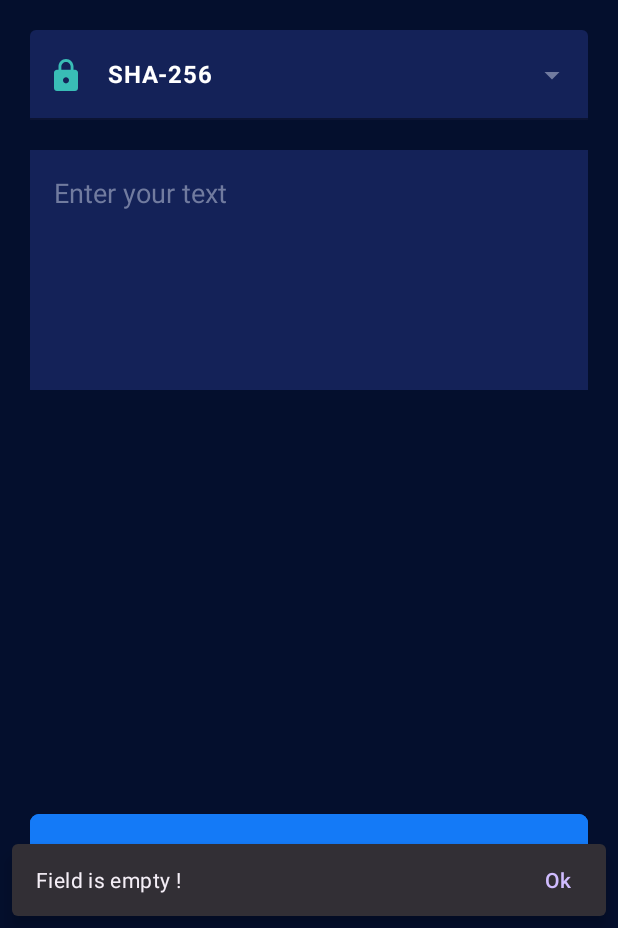
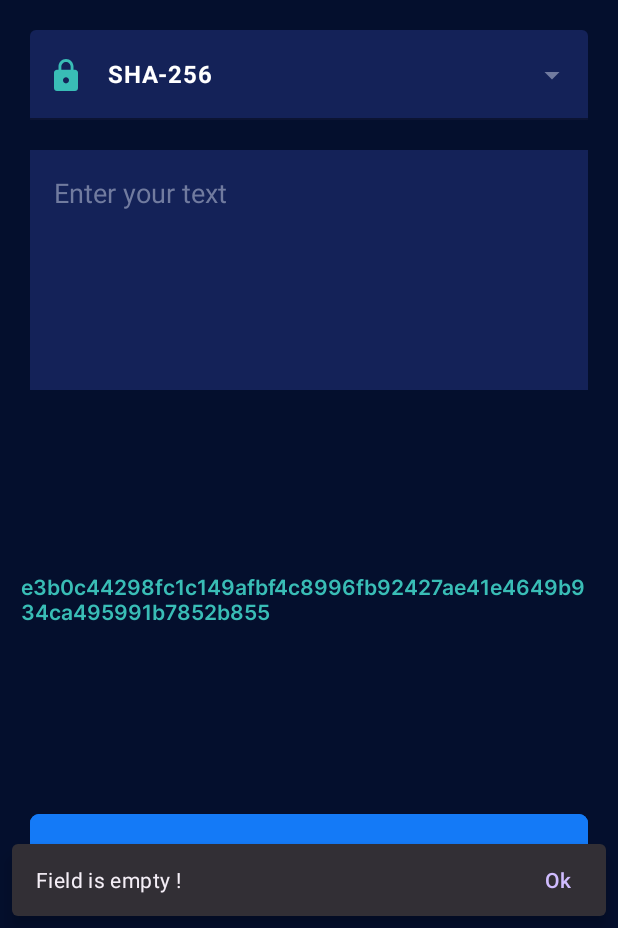
Before and after one commit to MohamedElattar22/Hash_Generator, an Android app: the screen it shows after launch (HashGenerateActivity before the commit, Hash_Generate_Activity after it), after a tap on "GENERATE", on a phone screen of 412 x 824 dp, the part 308-1236 px from its top. Run offline under Robolectric (Android 15) with nearby library versions, the phone set to English and light mode, and no system bars.

Commit message:
Revert "Ashrakat"

```diff
--- a/app/build.gradle.kts
+++ b/app/build.gradle.kts
@@ -47,7 +47,4 @@ dependencies {
     testImplementation("junit:junit:4.13.2")
     androidTestImplementation("androidx.test.ext:junit:1.1.5")
     androidTestImplementation("androidx.test.espresso:espresso-core:3.5.1")
-
-    implementation ("org.aviran.cookiebar2:cookiebar2:1.1.4")
-
 }
--- a/app/src/main/AndroidManifest.xml
+++ b/app/src/main/AndroidManifest.xml
@@ -13,10 +13,7 @@
         android:theme="@style/Theme.Hash_test"
         tools:targetApi="31">
         <activity
-            android:name=".ResultActivity"
-            android:exported="false" />
-        <activity
-            android:name=".HashGenerateActivity"
+            android:name=".Hash_Generate_Activity"
             android:exported="false" />
         <activity
             android:name=".SplashScreen"
--- a/app/src/main/java/com/mobjoy/hash_test/HashGenerateActivity.kt
+++ /dev/null
@@ -1,76 +0,0 @@
-package com.mobjoy.hash_test
-
-import android.content.Context
-import android.content.Intent
-import android.os.Bundle
-import android.widget.ArrayAdapter
-import androidx.appcompat.app.AppCompatActivity
-import com.google.android.material.snackbar.Snackbar
-import com.mobjoy.hash_test.databinding.ActivityHashGenerateBinding
-
-class HashGenerateActivity : AppCompatActivity() {
-    private lateinit var viewBinding: ActivityHashGenerateBinding
-    override fun onCreate(savedInstanceState: Bundle?) {
-        super.onCreate(savedInstanceState)
-        viewBinding = ActivityHashGenerateBinding.inflate(layoutInflater)
-        setContentView(viewBinding.root)
-
-        initViews()
-    }
-
-    private fun initViews() {
-        initAdapter()
-        callButton()
-    }
-
-    private fun initAdapter() {
-        val hashAlgorithms = resources.getStringArray(R.array.hash_algorithms)
-        val arrayAdapter = ArrayAdapter(this, R.layout.drop_down_item, hashAlgorithms)
-        viewBinding.autoCompleteTV.setAdapter(arrayAdapter)
-    }
-
-    private fun callButton() {
-        viewBinding.generate.setOnClickListener {
-            generateHashing()
-        }
-    }
-
-    private fun generateHashing() {
-        if (viewBinding.planeText.text.isNullOrBlank()) {
-            showSnackBar("Field is empty !")
-        } else {
-
-            navigateToResultActivity()
-            shareHashToResultActivity()
-        }
-
-    }
-
-    private fun shareHashToResultActivity() {
-        val algorithm = viewBinding.autoCompleteTV.text.toString()
-        val plainText = viewBinding.planeText.text.toString()
-        val generate = Algorithms().getHash(plainText, algorithm)
-        val sharedPref = getSharedPreferences("hash", Context.MODE_PRIVATE)
-        val editor = sharedPref.edit()
-        editor.putString("hash", generate)
-        editor.apply()
-
-    }
-
-    private fun navigateToResultActivity() {
-        val intent = Intent(this, ResultActivity::class.java)
-        startActivity(intent)
-    }
-
-
-    private fun showSnackBar(msg: String) {
-        val snackBar = Snackbar.make(
-            viewBinding.root,
-            msg,
-            Snackbar.LENGTH_SHORT
-        )
-        snackBar.setAction("Ok") {}
-        snackBar.show()
-    }
-
-}
--- /dev/null
+++ b/app/src/main/java/com/mobjoy/hash_test/Hash_Generate_Activity.kt
@@ -0,0 +1,62 @@
+package com.mobjoy.hash_test
+
+import androidx.appcompat.app.AppCompatActivity
+import android.os.Bundle
+import android.view.MenuItem
+import android.widget.ArrayAdapter
+import android.widget.Toast
+import com.google.android.material.snackbar.Snackbar
+import com.mobjoy.hash_test.databinding.ActivityHashGenerateBinding
+
+class Hash_Generate_Activity : AppCompatActivity() {
+    lateinit var viewBinding : ActivityHashGenerateBinding
+    override fun onCreate(savedInstanceState: Bundle?) {
+        super.onCreate(savedInstanceState)
+        viewBinding = ActivityHashGenerateBinding.inflate(layoutInflater)
+        setContentView(viewBinding.root)
+        initViews()
+    }
+
+    private fun initViews() {
+        val hashAlgorithms = resources.getStringArray(R.array.hash_algorithms)
+        val arrayAdapter = ArrayAdapter(this  , R.layout.drop_down_item , hashAlgorithms)
+        viewBinding.autoCompleteTV.setAdapter(arrayAdapter)
+        viewBinding.generate.setOnClickListener {
+            generateHashing()
+        }
+    }
+    private fun generateHashing(){
+        if(viewBinding.planeText.text.isNullOrBlank()){
+            showSnackBar("Field is empty !")
+        }
+
+        val algorithm = viewBinding.autoCompleteTV.text.toString()
+        val plainText = viewBinding.planeText.text.toString()
+        val generate = Algorithms().getHash(plainText ,algorithm)
+        viewBinding.Result.setText(generate)
+
+
+
+
+
+
+
+
+
+    }
+
+
+
+
+
+
+    private fun showSnackBar(msg : String){
+        val snackBar = Snackbar.make(
+            viewBinding.root,
+            msg ,
+            Snackbar.LENGTH_SHORT
+        )
+        snackBar.setAction("Ok"){}
+        snackBar.show()
+    }
+}
--- a/app/src/main/java/com/mobjoy/hash_test/SplashScreen.kt
+++ b/app/src/main/java/com/mobjoy/hash_test/SplashScreen.kt
@@ -22,7 +22,7 @@ class SplashScreen : AppCompatActivity() {
 
     private fun startSplash() {
         Handler(Looper.getMainLooper()).postDelayed({
-            val intent = Intent(this , HashGenerateActivity ::class.java)
+            val intent = Intent(this , Hash_Generate_Activity ::class.java)
             startActivity(intent)
             finish()
         },2500)
--- a/app/src/main/res/drawable/ic_copy.xml
+++ /dev/null
@@ -1,5 +0,0 @@
-<vector android:height="24dp" android:tint="#ffffff"
-    android:viewportHeight="24" android:viewportWidth="24"
-    android:width="24dp" xmlns:android="http://schemas.android.com/apk/res/android">
-    <path android:fillColor="@android:color/white" android:pathData="M16,1L4,1c-1.1,0 -2,0.9 -2,2v14h2L4,3h12L16,1zM19,5L8,5c-1.1,0 -2,0.9 -2,2v14c0,1.1 0.9,2 2,2h11c1.1,0 2,-0.9 2,-2L21,7c0,-1.1 -0.9,-2 -2,-2zM19,21L8,21L8,7h11v14z"/>
-</vector>
--- a/app/src/main/res/layout/activity_hash_generate.xml
+++ b/app/src/main/res/layout/activity_hash_generate.xml
@@ -5,7 +5,7 @@
     android:layout_width="match_parent"
     android:layout_height="match_parent"
     android:background="@color/dark_blue"
-    tools:context=".HashGenerateActivity">
+    tools:context=".Hash_Generate_Activity">
 
     <TextView
         android:id="@+id/textView"
@@ -90,6 +90,19 @@
 
     </com.google.android.material.button.MaterialButton>
 
+    <TextView
+        android:id="@+id/Result"
+        android:layout_width="wrap_content"
+        android:textColor="@color/main_green"
+        android:layout_margin="20dp"
+        android:padding="14dp"
+        android:fontFamily="@font/semi_bold"
+        android:layout_height="wrap_content"
+        app:layout_constraintBottom_toTopOf="@+id/generate"
+        app:layout_constraintEnd_toEndOf="parent"
+        app:layout_constraintStart_toStartOf="parent"
+        app:layout_constraintTop_toBottomOf="@+id/planeText">
 
+    </TextView>
 
 </androidx.constraintlayout.widget.ConstraintLayout>
--- a/app/src/main/res/values/strings.xml
+++ b/app/src/main/res/values/strings.xml
@@ -4,7 +4,6 @@
     <string name="hash_generator">HASH \n GENERATOR</string>
     <string name="hint">hint</string>
     <string name="enter_your_text">Enter your text</string>
-    <string name="result">Result</string>
     <string-array name="hash_algorithms">
         <item>SHA-256</item>
         <item>SHA-512</item>
--- a/build.gradle.kts
+++ b/build.gradle.kts
@@ -1,5 +1,5 @@
 // Top-level build file where you can add configuration options common to all sub-projects/modules.
 plugins {
-    id("com.android.application") version "8.1.0" apply false
+    id("com.android.application") version "8.2.0" apply false
     id("org.jetbrains.kotlin.android") version "1.9.10" apply false
 }
```
Also changed, not shown: app/src/main/java/com/mobjoy/hash_test/ResultActivity.kt (deleted, +0 -57 lines), app/src/main/res/layout/activity_result.xml (deleted, +0 -56 lines).
